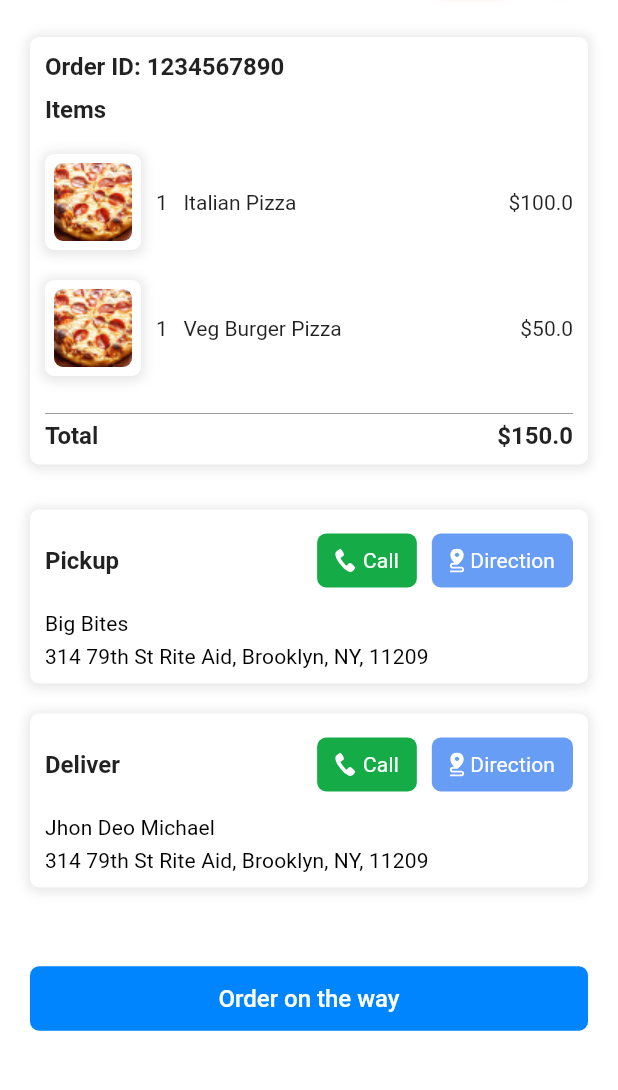
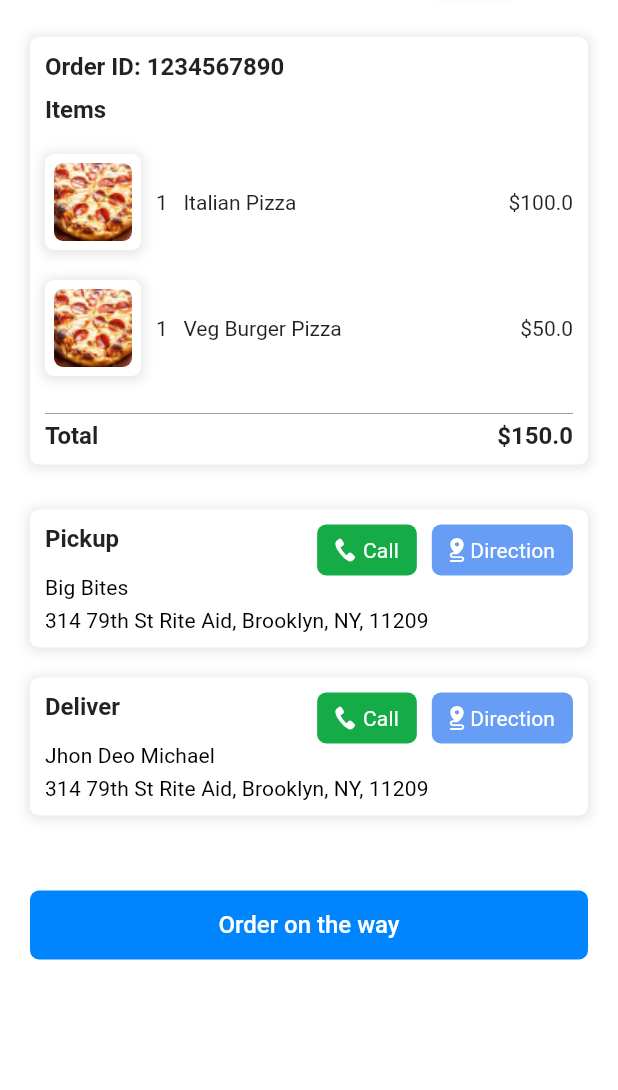
Before and after one commit to rohitsoni-simbiotik/tfms-devliery-user-app, a Flutter app: the OrderDetailPage screen opened directly with sample values from the repository, on a phone screen of 412 x 824 dp, the part 92-1182 px from its top. Run offline on Flutter 3.47's test engine with Material 2 defaults, Android fonts, the light colour scheme and no system bars; our stand-ins replace cached_network_image, dio, flutter_platform_widgets, flutter_svg, geolocator, get and 2 more; missing offline and left inert: custom_timer; accounts and stored records are empty.

Commit message:
- design corrections.

```diff
--- a/lib/pages/home/OrderDetailsPage.dart
+++ b/lib/pages/home/OrderDetailsPage.dart
@@ -186,6 +186,7 @@ class _OrderDetailPageState extends State<OrderDetailPage> {
         crossAxisAlignment: CrossAxisAlignment.start,
         children: [
           Row(
+            crossAxisAlignment: CrossAxisAlignment.start,
             children: [
               Text(title ?? '',
                   style: Get.textTheme.subtitle1
@@ -193,6 +194,7 @@ class _OrderDetailPageState extends State<OrderDetailPage> {
               const Spacer(),
               orderStatus != 'Delivered'
                   ? RoundedButton(
+                      height: 34,
                       onPressed: () {
                         _makePhoneCall('tel:${mobileNumber ?? ''}');
                       },
@@ -204,6 +206,7 @@ class _OrderDetailPageState extends State<OrderDetailPage> {
               const SizedBox(width: 10),
               orderStatus != 'Delivered'
                   ? RoundedButton(
+                      height: 34,
                       onPressed: () {
                         Get.bottomSheet(
                           StoreNavigatorWidget(
@@ -220,7 +223,7 @@ class _OrderDetailPageState extends State<OrderDetailPage> {
                   : const SizedBox(),
             ],
           ),
-          const SizedBox(height: 10),
+          SizedBox(height: orderStatus == 'Delivered' ? 10 : 0),
           Text(label ?? '',
               style: Get.textTheme.subtitle2
                   ?.copyWith(fontWeight: FontWeight.w400)),
--- a/lib/widgets/core/RoundedButton.dart
+++ b/lib/widgets/core/RoundedButton.dart
@@ -15,6 +15,7 @@ class RoundedButton extends StatelessWidget {
   final double radius;
   final bool isExpanded;
   final bool isEnabled;
+  final double? height;
   const RoundedButton(
       {Key? key,
       this.onPressed,
@@ -27,7 +28,8 @@ class RoundedButton extends StatelessWidget {
       this.padding = const EdgeInsets.symmetric(horizontal: 8, vertical: 12),
       this.radius = 6,
       this.isExpanded = false,
-      this.isEnabled = true})
+      this.isEnabled = true,
+      this.height = 46})
       : super(key: key);
 
   @override
@@ -56,7 +58,9 @@ class RoundedButton extends StatelessWidget {
     } else {
       btnChild = child;
     }
-    return ElevatedButton(
+    return SizedBox(
+      height: height,
+      child: ElevatedButton(
         key: key,
         onPressed: isEnabled
             ? () {
@@ -72,6 +76,7 @@ class RoundedButton extends StatelessWidget {
             btnChild ?? Container(),
           ],
         ),
+      ),
     );
   }
 }
```
Also changed, not shown: lib/controller/AuthController.dart (+11 -0 lines). Lines whose indentation alone changed are shown as unchanged.
